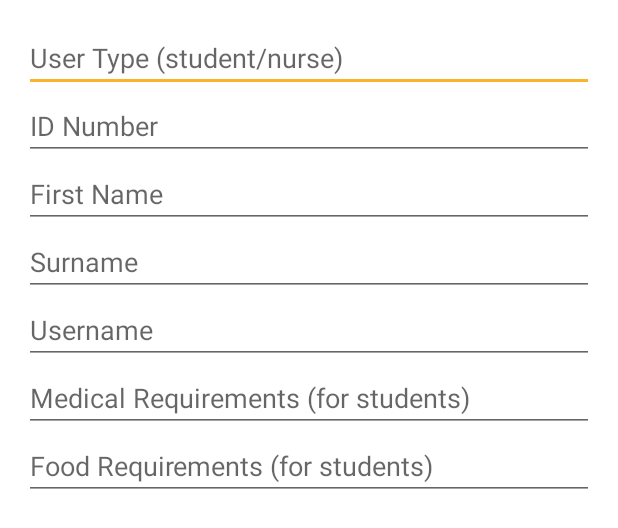
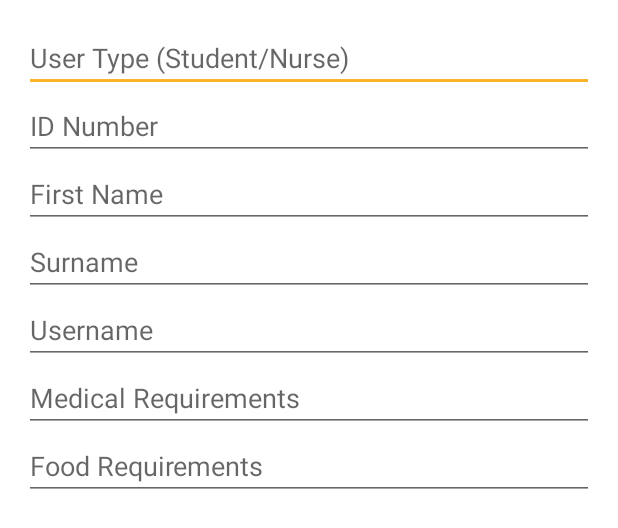
Before and after one commit to zachaareee/MedicManage, an Android app: the layout dialogue_signup.xml on its own in the app's theme, with its tools: preview values and no code run, on a phone screen of 412 x 824 dp. Shown: the top 528 px of the screen. Run offline under Robolectric (Android 15) with nearby library versions, the phone set to English and light mode, and no system bars.

Commit message:
Dialogue signup done

```diff
--- a/app/src/main/res/layout/dialogue_signup.xml
+++ b/app/src/main/res/layout/dialogue_signup.xml
@@ -9,48 +9,48 @@
         android:id="@+id/etUserType"
         android:layout_width="match_parent"
         android:layout_height="wrap_content"
-        android:hint="User Type (student/nurse)"
+        android:hint="@string/user_type"
         android:inputType="textCapWords"/>
 
     <EditText
         android:id="@+id/etId"
         android:layout_width="match_parent"
         android:layout_height="wrap_content"
-        android:hint="ID Number"
+        android:hint="@string/id_num"
         android:inputType="number"/>
 
     <EditText
         android:id="@+id/etFirstName"
         android:layout_width="match_parent"
         android:layout_height="wrap_content"
-        android:hint="First Name"
+        android:hint="@string/first_name"
         android:inputType="textCapWords"/>
 
     <EditText
         android:id="@+id/etSurname"
         android:layout_width="match_parent"
         android:layout_height="wrap_content"
-        android:hint="Surname"
+        android:hint="@string/last_name"
         android:inputType="textCapWords"/>
 
     <EditText
         android:id="@+id/etUsername"
         android:layout_width="match_parent"
         android:layout_height="wrap_content"
-        android:hint="Username"
+        android:hint="@string/username"
         android:inputType="text"/>
 
     <EditText
         android:id="@+id/etMedReq"
         android:layout_width="match_parent"
         android:layout_height="wrap_content"
-        android:hint="Medical Requirements (for students)"
+        android:hint="@string/medicalReq"
         android:inputType="text"/>
 
     <EditText
         android:id="@+id/etFoodReq"
         android:layout_width="match_parent"
         android:layout_height="wrap_content"
-        android:hint="Food Requirements (for students)"
+        android:hint="@string/foodReq"
         android:inputType="text"/>
 </LinearLayout>
```
Also changed, not shown: app/src/main/res/values/strings.xml (+14 -0 lines).
